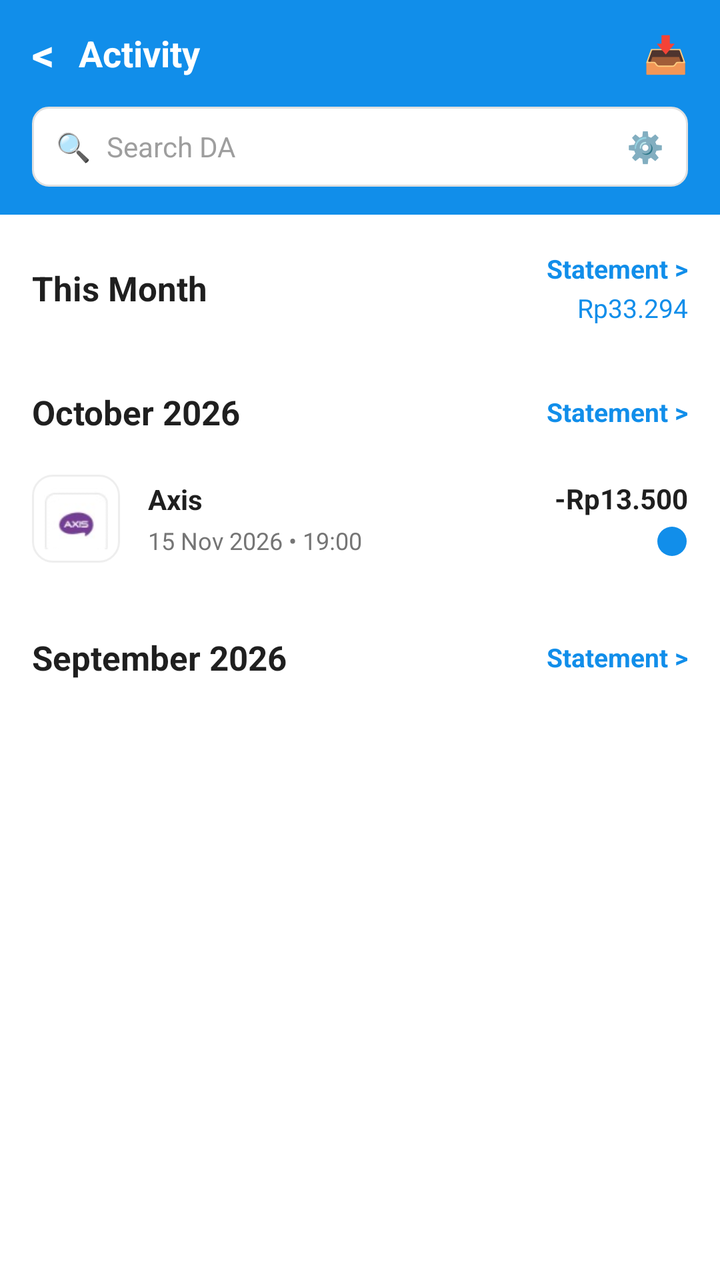
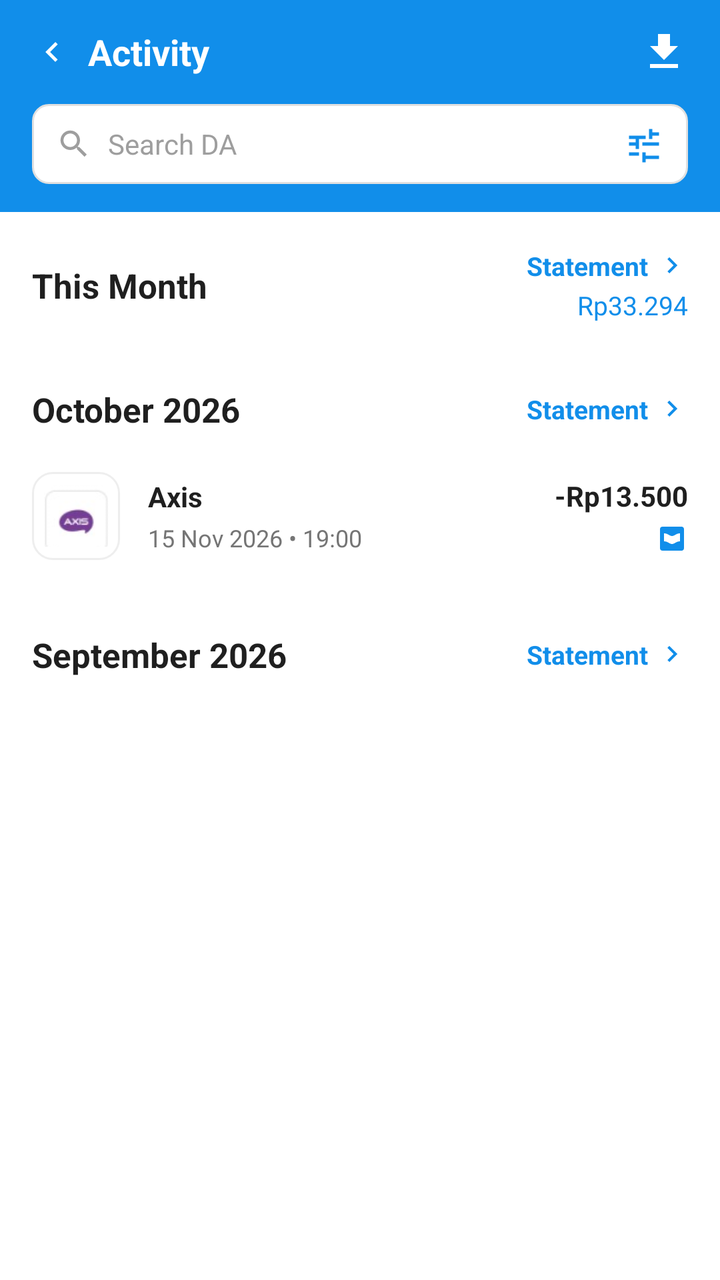

The first picture is an Android layout as it rendered before a commit; the second is the same layout after the commit. The layout source and the unified diff follow.
<!-- AndroidManifest.xml: application theme Theme.DanaClone -->
<!-- res/layout/fragment_riwayat.xml -->
<?xml version="1.0" encoding="utf-8"?>
<LinearLayout xmlns:android="http://schemas.android.com/apk/res/android"
    xmlns:app="http://schemas.android.com/apk/res-auto"
    android:layout_width="match_parent"
    android:layout_height="match_parent"
    android:background="@color/white"
    android:orientation="vertical">

    
    <LinearLayout
        android:layout_width="match_parent"
        android:layout_height="wrap_content"
        android:background="@color/dana_blue"
        android:orientation="vertical"
        android:paddingStart="16dp"
        android:paddingTop="12dp"
        android:paddingEnd="16dp"
        android:paddingBottom="14dp">

        
        <LinearLayout
            android:layout_width="match_parent"
            android:layout_height="wrap_content"
            android:gravity="center_vertical"
            android:orientation="horizontal">

            <TextView
                android:id="@+id/btnBackActivity"
                android:layout_width="wrap_content"
                android:layout_height="wrap_content"
                android:paddingEnd="12dp"
                android:text="&lt;"
                android:textColor="@color/white"
                android:textSize="22sp"
                android:textStyle="bold" />

            <TextView
                android:layout_width="0dp"
                android:layout_height="wrap_content"
                android:layout_weight="1"
                android:text="@string/activity_title"
                android:textColor="@color/white"
                android:textSize="18sp"
                android:textStyle="bold" />

            <TextView
                android:id="@+id/btnExportActivity"
                android:layout_width="wrap_content"
                android:layout_height="wrap_content"
                android:text="📥"
                android:textColor="@color/white"
                android:textSize="18sp" />
        </LinearLayout>

        
        <LinearLayout
            android:layout_width="match_parent"
            android:layout_height="40dp"
            android:layout_marginTop="12dp"
            android:background="@drawable/bg_rounded_search_box"
            android:gravity="center_vertical"
            android:paddingStart="12dp"
            android:paddingEnd="12dp"
            android:orientation="horizontal">

            <TextView
                android:layout_width="wrap_content"
                android:layout_height="wrap_content"
                android:text="🔍"
                android:textSize="14sp" />

            <EditText
                android:id="@+id/etSearchActivity"
                android:layout_width="0dp"
                android:layout_height="match_parent"
                android:layout_marginStart="8dp"
                android:layout_weight="1"
                android:background="@null"
                android:hint="@string/activity_search_hint"
                android:imeOptions="actionSearch"
                android:inputType="text"
                android:textColor="#1F1F1F"
                android:textColorHint="#9E9E9E"
                android:textSize="14sp" />

            <TextView
                android:layout_width="wrap_content"
                android:layout_height="wrap_content"
                android:text="⚙️"
                android:textSize="15sp" />
        </LinearLayout>
    </LinearLayout>

    
    <androidx.core.widget.NestedScrollView
        android:layout_width="match_parent"
        android:layout_height="0dp"
        android:layout_weight="1"
        android:fillViewport="true">

        <LinearLayout
            android:layout_width="match_parent"
            android:layout_height="wrap_content"
            android:orientation="vertical">

            
            <LinearLayout
                android:layout_width="match_parent"
                android:layout_height="wrap_content"
                android:gravity="center_vertical"
                android:orientation="horizontal"
                android:paddingStart="16dp"
                android:paddingTop="18dp"
                android:paddingEnd="16dp"
                android:paddingBottom="8dp">

                <TextView
                    android:layout_width="0dp"
                    android:layout_height="wrap_content"
                    android:layout_weight="1"
                    android:text="@string/this_month"
                    android:textColor="#1F1F1F"
                    android:textSize="17sp"
                    android:textStyle="bold" />

                <LinearLayout
                    android:layout_width="wrap_content"
                    android:layout_height="wrap_content"
                    android:gravity="end"
                    android:orientation="vertical">

                    <TextView
                        android:layout_width="wrap_content"
                        android:layout_height="wrap_content"
                        android:text="Statement &gt;"
                        android:textColor="@color/dana_blue"
                        android:textSize="13sp"
                        android:textStyle="bold" />

                    <TextView
                        android:layout_width="wrap_content"
                        android:layout_height="wrap_content"
                        android:layout_marginTop="2dp"
                        android:text="Rp33.294"
                        android:textColor="@color/dana_blue"
                        android:textSize="13sp" />
                </LinearLayout>
            </LinearLayout>

            
            <androidx.recyclerview.widget.RecyclerView
                android:id="@+id/rvTransactions"
                android:layout_width="match_parent"
                android:layout_height="wrap_content"
                android:nestedScrollingEnabled="false" />

            
            <LinearLayout
                android:layout_width="match_parent"
                android:layout_height="wrap_content"
                android:layout_marginTop="16dp"
                android:gravity="center_vertical"
                android:orientation="horizontal"
                android:paddingStart="16dp"
                android:paddingTop="8dp"
                android:paddingEnd="16dp"
                android:paddingBottom="8dp">

                <TextView
                    android:layout_width="0dp"
                    android:layout_height="wrap_content"
                    android:layout_weight="1"
                    android:text="@string/october_2026"
                    android:textColor="#1F1F1F"
                    android:textSize="17sp"
                    android:textStyle="bold" />

                <TextView
                    android:layout_width="wrap_content"
                    android:layout_height="wrap_content"
                    android:text="Statement &gt;"
                    android:textColor="@color/dana_blue"
                    android:textSize="13sp"
                    android:textStyle="bold" />
            </LinearLayout>

            
            <include
                android:id="@+id/itemOctoberTiktok"
                layout="@layout/item_transaction" />

            
            <LinearLayout
                android:layout_width="match_parent"
                android:layout_height="wrap_content"
                android:layout_marginTop="16dp"
                android:layout_marginBottom="32dp"
                android:gravity="center_vertical"
                android:orientation="horizontal"
                android:paddingStart="16dp"
                android:paddingTop="8dp"
                android:paddingEnd="16dp"
                android:paddingBottom="8dp">

                <TextView
                    android:layout_width="0dp"
                    android:layout_height="wrap_content"
                    android:layout_weight="1"
                    android:text="@string/september_2026"
                    android:textColor="#1F1F1F"
                    android:textSize="17sp"
                    android:textStyle="bold" />

                <TextView
                    android:layout_width="wrap_content"
                    android:layout_height="wrap_content"
                    android:text="Statement &gt;"
                    android:textColor="@color/dana_blue"
                    android:textSize="13sp"
                    android:textStyle="bold" />
            </LinearLayout>

        </LinearLayout>
    </androidx.core.widget.NestedScrollView>

</LinearLayout>
<!-- res/layout/item_transaction.xml (included above) -->
<?xml version="1.0" encoding="utf-8"?>
<LinearLayout xmlns:android="http://schemas.android.com/apk/res/android"
    android:layout_width="match_parent"
    android:layout_height="wrap_content"
    android:background="@color/white"
    android:gravity="center_vertical"
    android:orientation="horizontal"
    android:paddingStart="16dp"
    android:paddingTop="12dp"
    android:paddingEnd="16dp"
    android:paddingBottom="12dp">

    
    <FrameLayout
        android:layout_width="44dp"
        android:layout_height="44dp"
        android:background="@drawable/bg_rounded_icon_border">

        <ImageView
            android:id="@+id/ivTxLogo"
            android:layout_width="32dp"
            android:layout_height="32dp"
            android:layout_gravity="center"
            android:src="@drawable/ic_tx_axis"
            android:contentDescription="Logo" />
    </FrameLayout>

    
    <LinearLayout
        android:layout_width="0dp"
        android:layout_height="wrap_content"
        android:layout_marginStart="14dp"
        android:layout_weight="1"
        android:orientation="vertical">

        <TextView
            android:id="@+id/tvTxTitle"
            android:layout_width="wrap_content"
            android:layout_height="wrap_content"
            android:ellipsize="end"
            android:maxLines="1"
            android:text="Axis"
            android:textColor="#1F1F1F"
            android:textSize="14sp"
            android:textStyle="bold" />

        <TextView
            android:id="@+id/tvTxTimestamp"
            android:layout_width="wrap_content"
            android:layout_height="wrap_content"
            android:layout_marginTop="3dp"
            android:text="15 Nov 2026 • 19:00"
            android:textColor="#757575"
            android:textSize="12sp" />
    </LinearLayout>

    
    <LinearLayout
        android:layout_width="wrap_content"
        android:layout_height="wrap_content"
        android:gravity="end"
        android:orientation="vertical">

        <TextView
            android:id="@+id/tvTxAmount"
            android:layout_width="wrap_content"
            android:layout_height="wrap_content"
            android:text="-Rp13.500"
            android:textColor="#1F1F1F"
            android:textSize="14sp"
            android:textStyle="bold" />

        <ImageView
            android:id="@+id/ivTxBadge"
            android:layout_width="16dp"
            android:layout_height="16dp"
            android:layout_marginTop="4dp"
            android:src="@drawable/ic_dana_logo"
            app:tint="@color/dana_blue"
            xmlns:app="http://schemas.android.com/apk/res-auto"
            android:contentDescription="DANA" />
    </LinearLayout>

</LinearLayout>
<!-- resources referenced by this layout -->
<resources>
  <color name="dana_blue">#118EEA</color>
  <color name="white">#FFFFFF</color>
  <!-- drawable bg_rounded_icon_border (drawable) -->
  <?xml version="1.0" encoding="utf-8"?>
  <shape xmlns:android="http://schemas.android.com/apk/res/android"
      android:shape="rectangle">
      <solid android:color="@color/white" />
      <stroke
          android:width="1dp"
          android:color="#EEEEEE" />
      <corners android:radius="10dp" />
  </shape>
  <!-- drawable bg_rounded_search_box (drawable) -->
  <?xml version="1.0" encoding="utf-8"?>
  <shape xmlns:android="http://schemas.android.com/apk/res/android"
      android:shape="rectangle">
      <solid android:color="@color/white" />
      <stroke
          android:width="1dp"
          android:color="#E0E0E0" />
      <corners android:radius="8dp" />
  </shape>
  <!-- drawable ic_dana_logo (drawable) -->
  <vector xmlns:android="http://schemas.android.com/apk/res/android"
      android:width="48dp"
      android:height="48dp"
      android:viewportWidth="48"
      android:viewportHeight="48">
      <path
          android:fillColor="#118EEA"
          android:pathData="M24,2A22,22 0 1,0 46,24,22 22 0 0,0 24,2Z"/>
      <path
          android:fillColor="#FFFFFF"
          android:pathData="M16,14h8a10,10 0 0,1 10,10v0a10,10 0 0,1 -10,10h-8V14zm6,14h2a4,4 0 0,0 4,-4v0a4,4 0 0,0 -4,-4h-2v8z"/>
  </vector>
  <string name="activity_search_hint">Search DA</string>
  <string name="activity_title">Activity</string>
  <string name="october_2026">October 2026</string>
  <string name="september_2026">September 2026</string>
  <string name="this_month">This Month</string>
  <color name="dana_blue_light">#EAF4FD</color>
  <color name="dana_blue_dark">#0B6EBA</color>
  <color name="bg_page">#F5F6F8</color>
  <!-- unchanged entries left out for length: 2 -->
</resources>

<!-- the commit's change to res/layout/fragment_riwayat.xml (unified diff, before → after) -->
@@ -24,15 +24,13 @@
             android:gravity="center_vertical"
             android:orientation="horizontal">
 
-            <TextView
+            <ImageView
                 android:id="@+id/btnBackActivity"
-                android:layout_width="wrap_content"
-                android:layout_height="wrap_content"
-                android:paddingEnd="12dp"
-                android:text="&lt;"
-                android:textColor="@color/white"
-                android:textSize="22sp"
-                android:textStyle="bold" />
+                android:layout_width="28dp"
+                android:layout_height="28dp"
+                android:paddingEnd="8dp"
+                android:src="@drawable/ic_back_white"
+                android:contentDescription="Back" />
 
             <TextView
                 android:layout_width="0dp"
@@ -43,13 +41,12 @@
                 android:textSize="18sp"
                 android:textStyle="bold" />
 
-            <TextView
+            <ImageView
                 android:id="@+id/btnExportActivity"
-                android:layout_width="wrap_content"
-                android:layout_height="wrap_content"
-                android:text="📥"
-                android:textColor="@color/white"
-                android:textSize="18sp" />
+                android:layout_width="24dp"
+                android:layout_height="24dp"
+                android:src="@drawable/ic_download_tray"
+                android:contentDescription="Export" />
         </LinearLayout>
 
         
@@ -63,11 +60,11 @@
             android:paddingEnd="12dp"
             android:orientation="horizontal">
 
-            <TextView
-                android:layout_width="wrap_content"
-                android:layout_height="wrap_content"
-                android:text="🔍"
-                android:textSize="14sp" />
+            <ImageView
+                android:layout_width="18dp"
+                android:layout_height="18dp"
+                android:src="@drawable/ic_search_grey"
+                android:contentDescription="Search" />
 
             <EditText
                 android:id="@+id/etSearchActivity"
@@ -83,11 +80,12 @@
                 android:textColorHint="#9E9E9E"
                 android:textSize="14sp" />
 
-            <TextView
-                android:layout_width="wrap_content"
-                android:layout_height="wrap_content"
-                android:text="⚙️"
-                android:textSize="15sp" />
+            <ImageView
+                android:id="@+id/btnFilterActivity"
+                android:layout_width="20dp"
+                android:layout_height="20dp"
+                android:src="@drawable/ic_filter_blue"
+                android:contentDescription="Filter" />
         </LinearLayout>
     </LinearLayout>
 
@@ -129,13 +127,27 @@
                     android:gravity="end"
                     android:orientation="vertical">
 
-                    <TextView
+                    <LinearLayout
                         android:layout_width="wrap_content"
                         android:layout_height="wrap_content"
-                        android:text="Statement &gt;"
-                        android:textColor="@color/dana_blue"
-                        android:textSize="13sp"
-                        android:textStyle="bold" />
+                        android:gravity="center_vertical"
+                        android:orientation="horizontal">
+
+                        <TextView
+                            android:layout_width="wrap_content"
+                            android:layout_height="wrap_content"
+                            android:text="Statement"
+                            android:textColor="@color/dana_blue"
+                            android:textSize="13sp"
+                            android:textStyle="bold" />
+
+                        <ImageView
+                            android:layout_width="16dp"
+                            android:layout_height="16dp"
+                            android:layout_marginStart="4dp"
+                            android:src="@drawable/ic_arrow_chevron_right_blue"
+                            android:contentDescription="Statement" />
+                    </LinearLayout>
 
                     <TextView
                         android:layout_width="wrap_content"
@@ -175,13 +187,27 @@
                     android:textSize="17sp"
                     android:textStyle="bold" />
 
-                <TextView
+                <LinearLayout
                     android:layout_width="wrap_content"
                     android:layout_height="wrap_content"
-                    android:text="Statement &gt;"
-                    android:textColor="@color/dana_blue"
-                    android:textSize="13sp"
-                    android:textStyle="bold" />
+                    android:gravity="center_vertical"
+                    android:orientation="horizontal">
+
+                    <TextView
+                        android:layout_width="wrap_content"
+                        android:layout_height="wrap_content"
+                        android:text="Statement"
+                        android:textColor="@color/dana_blue"
+                        android:textSize="13sp"
+                        android:textStyle="bold" />
+
+                    <ImageView
+                        android:layout_width="16dp"
+                        android:layout_height="16dp"
+                        android:layout_marginStart="4dp"
+                        android:src="@drawable/ic_arrow_chevron_right_blue"
+                        android:contentDescription="Statement" />
+                </LinearLayout>
             </LinearLayout>
 
             
@@ -211,13 +237,27 @@
                     android:textSize="17sp"
                     android:textStyle="bold" />
 
-                <TextView
+                <LinearLayout
                     android:layout_width="wrap_content"
                     android:layout_height="wrap_content"
-                    android:text="Statement &gt;"
-                    android:textColor="@color/dana_blue"
-                    android:textSize="13sp"
-                    android:textStyle="bold" />
+                    android:gravity="center_vertical"
+                    android:orientation="horizontal">
+
+                    <TextView
+                        android:layout_width="wrap_content"
+                        android:layout_height="wrap_content"
+                        android:text="Statement"
+                        android:textColor="@color/dana_blue"
+                        android:textSize="13sp"
+                        android:textStyle="bold" />
+
+                    <ImageView
+                        android:layout_width="16dp"
+                        android:layout_height="16dp"
+                        android:layout_marginStart="4dp"
+                        android:src="@drawable/ic_arrow_chevron_right_blue"
+                        android:contentDescription="Statement" />
+                </LinearLayout>
             </LinearLayout>
 
         </LinearLayout>
@@ -302,9 +342,7 @@
             android:layout_width="16dp"
             android:layout_height="16dp"
             android:layout_marginTop="4dp"
-            android:src="@drawable/ic_dana_logo"
-            app:tint="@color/dana_blue"
-            xmlns:app="http://schemas.android.com/apk/res-auto"
+            android:src="@drawable/ic_badge_dana_wallet"
             android:contentDescription="DANA" />
     </LinearLayout>
 
<!-- resource entries referenced after the edit -->
@@ -22,18 +22,70 @@
           android:color="#E0E0E0" />
       <corners android:radius="8dp" />
   </shape>
-  <!-- drawable ic_dana_logo (drawable) -->
+  <!-- drawable ic_arrow_chevron_right_blue (drawable) -->
   <vector xmlns:android="http://schemas.android.com/apk/res/android"
-      android:width="48dp"
-      android:height="48dp"
-      android:viewportWidth="48"
-      android:viewportHeight="48">
+      android:width="16dp"
+      android:height="16dp"
+      android:viewportWidth="24"
+      android:viewportHeight="24">
       <path
-          android:fillColor="#118EEA"
-          android:pathData="M24,2A22,22 0 1,0 46,24,22 22 0 0,0 24,2Z"/>
+          android:fillColor="@color/dana_blue"
+          android:pathData="M8.59,16.59L13.17,12 8.59,7.41 10,6l6,6 -6,6z"/>
+  </vector>
+  <!-- drawable ic_back_white (drawable) -->
+  <vector xmlns:android="http://schemas.android.com/apk/res/android"
+      android:width="24dp"
+      android:height="24dp"
+      android:viewportWidth="24"
+      android:viewportHeight="24">
       <path
-          android:fillColor="#FFFFFF"
-          android:pathData="M16,14h8a10,10 0 0,1 10,10v0a10,10 0 0,1 -10,10h-8V14zm6,14h2a4,4 0 0,0 4,-4v0a4,4 0 0,0 -4,-4h-2v8z"/>
+          android:fillColor="@color/white"
+          android:pathData="M15.41,16.59L10.83,12l4.58,-4.59L14,6l-6,6 6,6z"/>
+  </vector>
+  <!-- drawable ic_badge_dana_wallet (drawable) -->
+  <vector xmlns:android="http://schemas.android.com/apk/res/android"
+      android:width="16dp"
+      android:height="16dp"
+      android:viewportWidth="24"
+      android:viewportHeight="24">
+      
+      <path
+          android:fillColor="@color/dana_blue"
+          android:pathData="M3,5 A2,2 0 0,1 5,3 L19,3 A2,2 0 0,1 21,5 L21,19 A2,2 0 0,1 19,21 L5,21 A2,2 0 0,1 3,19 Z"/>
+      
+      <path
+          android:fillColor="@color/white"
+          android:pathData="M6,8c3,0 4,2 6,2s3,-2 6,-2v6c-3,0 -4,2 -6,2s-3,-2 -6,-2V8z"/>
+  </vector>
+  <!-- drawable ic_download_tray (drawable) -->
+  <vector xmlns:android="http://schemas.android.com/apk/res/android"
+      android:width="24dp"
+      android:height="24dp"
+      android:viewportWidth="24"
+      android:viewportHeight="24">
+      <path
+          android:fillColor="@color/white"
+          android:pathData="M19,9h-4V3H9v6H5l7,7 7,-7zM5,18v2h14v-2H5z"/>
+  </vector>
+  <!-- drawable ic_filter_blue (drawable) -->
+  <vector xmlns:android="http://schemas.android.com/apk/res/android"
+      android:width="20dp"
+      android:height="20dp"
+      android:viewportWidth="24"
+      android:viewportHeight="24">
+      <path
+          android:fillColor="@color/dana_blue"
+          android:pathData="M3,17v2h6v-2H3zm0,-10v2h10V7H3zm10,16v-2h8v-2h-8v-2h-2v6h2zM7,9v2H3v2h4v2h2V9H7zm14,4v-2H11v2h10zm-6,-4h2V7h4V5h-4V3h-2v6z"/>
+  </vector>
+  <!-- drawable ic_search_grey (drawable) -->
+  <vector xmlns:android="http://schemas.android.com/apk/res/android"
+      android:width="20dp"
+      android:height="20dp"
+      android:viewportWidth="24"
+      android:viewportHeight="24">
+      <path
+          android:fillColor="#9E9E9E"
+          android:pathData="M15.5,14h-0.79l-0.28,-0.27C15.41,12.59 16,11.11 16,9.5 16,5.91 13.09,3 9.5,3S3,5.91 3,9.5 5.91,16 9.5,16c1.61,0 3.09,-0.59 4.23,-1.57l0.27,0.28v0.79l5,4.99L20.49,19l-4.99,-5zm-6,0C7.01,14 5,11.99 5,9.5S7.01,5 9.5,5 14,7.01 14,9.5 11.99,14 9.5,14z"/>
   </vector>
   <string name="activity_search_hint">Search DA</string>
   <string name="activity_title">Activity</string>
